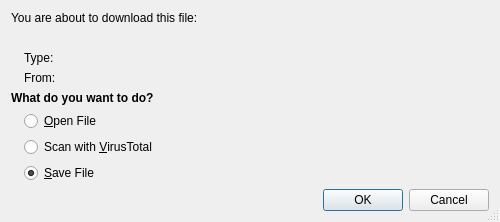
Before: the Qt Designer form Helpviewer/Download/DownloadAskActionDialog.ui in testmana2/test, drawn with Qt 5.
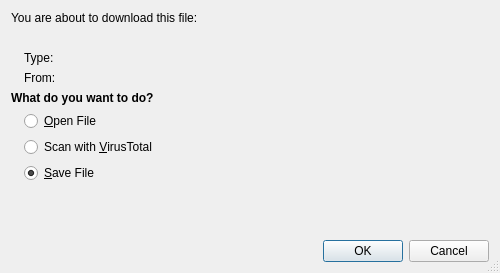
After: the same form once the commit is applied.

```diff
--- a/Helpviewer/Download/DownloadAskActionDialog.ui
+++ b/Helpviewer/Download/DownloadAskActionDialog.ui
@@ -7,7 +7,7 @@
     <x>0</x>
     <y>0</y>
     <width>500</width>
-    <height>202</height>
+    <height>273</height>
    </rect>
   </property>
   <property name="windowTitle">
@@ -149,6 +149,19 @@
      </item>
     </layout>
    </item>
+   <item>
+    <spacer name="verticalSpacer">
+     <property name="orientation">
+      <enum>Qt::Vertical</enum>
+     </property>
+     <property name="sizeHint" stdset="0">
+      <size>
+       <width>20</width>
+       <height>19</height>
+      </size>
+     </property>
+    </spacer>
+   </item>
    <item>
     <widget class="QDialogButtonBox" name="buttonBox">
      <property name="orientation">
```
